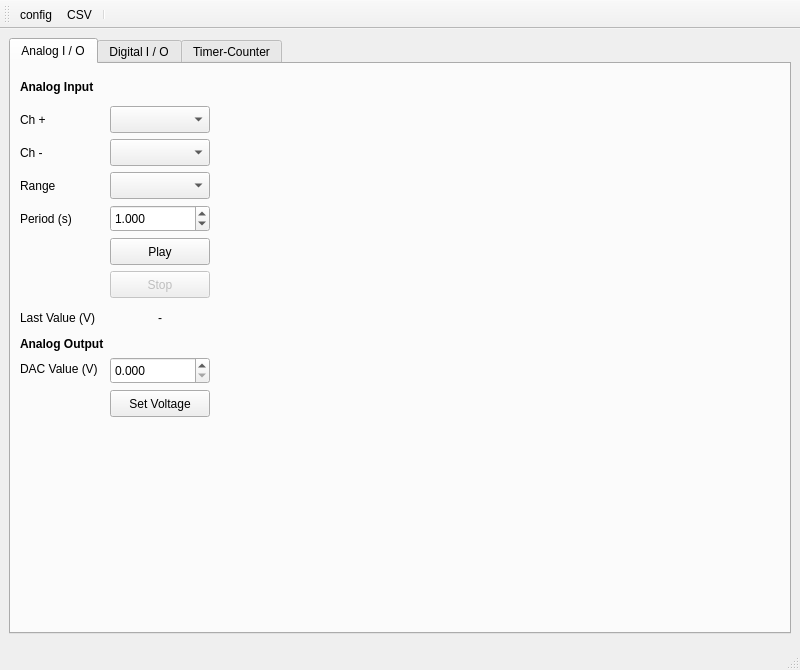
This is daqcontrol/daq_control.ui in Ingen10/daqcontrol as Qt 5 draws it before an edit. The edited form follows.
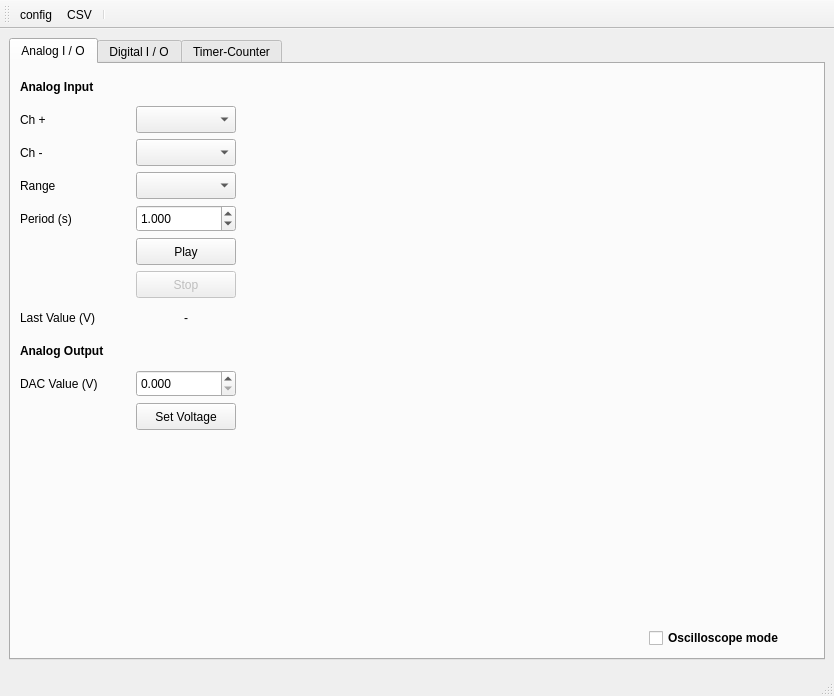
This is the edited form. Icons and pictures are not drawn. Custom widgets are drawn as their Qt base class.

Patch:
```diff
--- a/daqcontrol/daq_control.ui
+++ b/daqcontrol/daq_control.ui
@@ -6,8 +6,8 @@
    <rect>
     <x>0</x>
     <y>0</y>
-    <width>800</width>
-    <height>670</height>
+    <width>834</width>
+    <height>696</height>
    </rect>
   </property>
   <property name="minimumSize">
@@ -41,11 +41,9 @@
        </attribute>
        <layout class="QHBoxLayout" name="horizontalLayout_6">
         <item>
-         <layout class="QHBoxLayout" name="horizontalLayout">
-          <item>
            <layout class="QFormLayout" name="formLayout_5">
             <property name="sizeConstraint">
-             <enum>QLayout::SetFixedSize</enum>
+           <enum>QLayout::SetMinimumSize</enum>
             </property>
             <property name="fieldGrowthPolicy">
              <enum>QFormLayout::AllNonFixedFieldsGrow</enum>
@@ -108,6 +106,12 @@
                 <height>27</height>
                </size>
               </property>
+            <property name="maximumSize">
+             <size>
+              <width>100</width>
+              <height>27</height>
+             </size>
+            </property>
              </widget>
             </item>
             <item row="2" column="0">
@@ -143,6 +147,12 @@
                 <height>27</height>
                </size>
               </property>
+            <property name="maximumSize">
+             <size>
+              <width>100</width>
+              <height>27</height>
+             </size>
+            </property>
              </widget>
             </item>
             <item row="3" column="0">
@@ -178,6 +188,12 @@
                 <height>27</height>
                </size>
               </property>
+            <property name="maximumSize">
+             <size>
+              <width>100</width>
+              <height>27</height>
+             </size>
+            </property>
              </widget>
             </item>
             <item row="4" column="0">
@@ -213,6 +229,12 @@
                 <height>27</height>
                </size>
               </property>
+            <property name="maximumSize">
+             <size>
+              <width>100</width>
+              <height>27</height>
+             </size>
+            </property>
               <property name="decimals">
                <number>3</number>
               </property>
@@ -244,6 +266,12 @@
                 <height>27</height>
                </size>
               </property>
+            <property name="maximumSize">
+             <size>
+              <width>100</width>
+              <height>27</height>
+             </size>
+            </property>
               <property name="text">
                <string>Play</string>
               </property>
@@ -269,6 +297,12 @@
                 <height>27</height>
                </size>
               </property>
+            <property name="maximumSize">
+             <size>
+              <width>100</width>
+              <height>27</height>
+             </size>
+            </property>
               <property name="text">
                <string>Stop</string>
               </property>
@@ -284,7 +318,13 @@
               </property>
               <property name="minimumSize">
                <size>
-                <width>80</width>
+              <width>110</width>
+              <height>27</height>
+             </size>
+            </property>
+            <property name="maximumSize">
+             <size>
+              <width>110</width>
                 <height>27</height>
                </size>
               </property>
@@ -307,6 +347,12 @@
                 <height>27</height>
                </size>
               </property>
+            <property name="maximumSize">
+             <size>
+              <width>100</width>
+              <height>27</height>
+             </size>
+            </property>
               <property name="text">
                <string>-</string>
               </property>
@@ -317,6 +363,24 @@
             </item>
             <item row="8" column="0">
              <widget class="QLabel" name="label_19">
+            <property name="sizePolicy">
+             <sizepolicy hsizetype="Fixed" vsizetype="Fixed">
+              <horstretch>0</horstretch>
+              <verstretch>0</verstretch>
+             </sizepolicy>
+            </property>
+            <property name="minimumSize">
+             <size>
+              <width>110</width>
+              <height>27</height>
+             </size>
+            </property>
+            <property name="maximumSize">
+             <size>
+              <width>110</width>
+              <height>27</height>
+             </size>
+            </property>
               <property name="font">
                <font>
                 <weight>75</weight>
@@ -330,6 +394,18 @@
             </item>
             <item row="9" column="0">
              <widget class="QLabel" name="label_20">
+            <property name="minimumSize">
+             <size>
+              <width>110</width>
+              <height>27</height>
+             </size>
+            </property>
+            <property name="maximumSize">
+             <size>
+              <width>110</width>
+              <height>27</height>
+             </size>
+            </property>
               <property name="text">
                <string>DAC Value (V)</string>
               </property>
@@ -349,6 +425,12 @@
                 <height>27</height>
                </size>
               </property>
+            <property name="maximumSize">
+             <size>
+              <width>100</width>
+              <height>27</height>
+             </size>
+            </property>
               <property name="decimals">
                <number>3</number>
               </property>
@@ -371,6 +453,12 @@
                 <height>27</height>
                </size>
               </property>
+            <property name="maximumSize">
+             <size>
+              <width>100</width>
+              <height>27</height>
+             </size>
+            </property>
               <property name="text">
                <string>Set Voltage</string>
               </property>
@@ -379,6 +467,8 @@
            </layout>
           </item>
           <item>
+         <layout class="QVBoxLayout" name="verticalLayout_2">
+          <item>
            <widget class="MPL_Widget" name="plotWidget" native="true">
             <property name="sizePolicy">
              <sizepolicy hsizetype="Expanding" vsizetype="Expanding">
@@ -388,8 +478,8 @@
             </property>
             <property name="minimumSize">
              <size>
-              <width>520</width>
-              <height>532</height>
+              <width>560</width>
+              <height>400</height>
              </size>
             </property>
             <property name="maximumSize">
@@ -400,6 +490,66 @@
             </property>
            </widget>
           </item>
+          <item>
+           <layout class="QHBoxLayout" name="horizontalLayout">
+            <property name="sizeConstraint">
+             <enum>QLayout::SetMinimumSize</enum>
+            </property>
+            <item>
+             <spacer name="horizontalSpacer">
+              <property name="orientation">
+               <enum>Qt::Horizontal</enum>
+              </property>
+              <property name="sizeType">
+               <enum>QSizePolicy::Expanding</enum>
+              </property>
+              <property name="sizeHint" stdset="0">
+               <size>
+                <width>40</width>
+                <height>20</height>
+               </size>
+              </property>
+             </spacer>
+            </item>
+            <item>
+             <widget class="QCheckBox" name="cBosc">
+              <property name="sizePolicy">
+               <sizepolicy hsizetype="Fixed" vsizetype="Fixed">
+                <horstretch>0</horstretch>
+                <verstretch>0</verstretch>
+               </sizepolicy>
+              </property>
+              <property name="minimumSize">
+               <size>
+                <width>165</width>
+                <height>22</height>
+               </size>
+              </property>
+              <property name="maximumSize">
+               <size>
+                <width>165</width>
+                <height>22</height>
+               </size>
+              </property>
+              <property name="font">
+               <font>
+                <weight>75</weight>
+                <bold>true</bold>
+               </font>
+              </property>
+              <property name="layoutDirection">
+               <enum>Qt::LeftToRight</enum>
+              </property>
+              <property name="autoFillBackground">
+               <bool>false</bool>
+              </property>
+              <property name="text">
+               <string>Oscilloscope mode</string>
+              </property>
+             </widget>
+            </item>
+           </layout>
+          </item>
          </layout>
         </item>
        </layout>
```
Left out of the diff: 30 changed lines with no effect on the pictures. Lines whose indentation alone changed are shown as unchanged.
